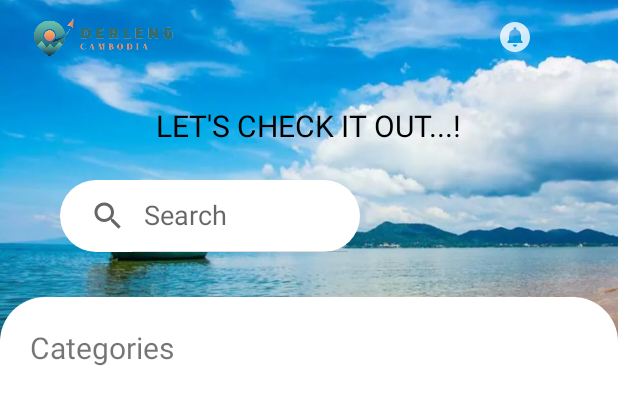
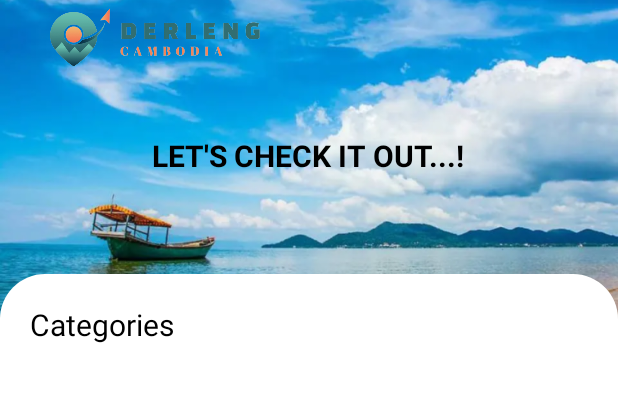
Before and after one commit to sunnengsen/Bontub, an Android app: the layout fragment_accessory.xml on its own in the app's theme, with its tools: preview values and no code run, on a phone screen of 412 x 824 dp. Shown: the top 405 px of the screen. Run offline under Robolectric (Android 15) with nearby library versions, the light colour scheme and no system bars.

Commit message:
fragment

```diff
--- a/app/src/main/res/layout/fragment_accessory.xml
+++ b/app/src/main/res/layout/fragment_accessory.xml
@@ -56,42 +56,26 @@
                         android:layout_height="1dp"
                         android:layout_weight="1" />
 
-                    <ImageView
-                        android:layout_width="0dp"
-                        android:layout_height="wrap_content"
-                        android:layout_weight="1"
-                        android:src="@drawable/ic_action_notification" />
                 </LinearLayout>
 
                 <TextView
                     android:layout_width="wrap_content"
                     android:layout_height="wrap_content"
+                    android:id="@+id/text"
                     android:layout_below="@id/logo_notification"
                     android:layout_centerInParent="true"
-                    android:layout_marginTop="20dp"
+                    android:layout_marginTop="40dp"
                     android:text="LET'S CHECK IT OUT...!"
                     android:textColor="@color/black"
+                    android:textStyle="bold"
                     android:textSize="20sp" />
 
-                <SearchView
-                    android:id="@+id/search"
-                    android:layout_width="200dp"
-                    android:layout_height="wrap_content"
-                    android:layout_below="@id/logo_notification"
-                    android:layout_alignParentStart="true"
-                    android:layout_marginHorizontal="46dp"
-                    android:layout_marginStart="40dp"
-                    android:layout_marginTop="70dp"
-                    android:layout_marginBottom="10dp"
-                    android:background="@drawable/background_rounded"
-                    android:iconifiedByDefault="false"
-                    android:queryHint="Search" />
 
                 <LinearLayout
                     android:layout_width="match_parent"
                     android:layout_height="match_parent"
-                    android:layout_below="@+id/search"
-                    android:layout_marginTop="20dp"
+                    android:layout_below="@+id/text"
+                    android:layout_marginTop="65dp"
                     android:background="@drawable/half_rounded"
                     android:orientation="vertical"
                     android:padding="20dp">
@@ -99,8 +83,9 @@
                     <TextView
                         android:layout_width="match_parent"
                         android:layout_height="wrap_content"
-                        android:paddingBottom="20dp"
+                        android:paddingBottom="10dp"
                         android:text="Categories"
+                        android:textColor="@color/black"
                         android:textSize="20sp" />
 
                     <androidx.recyclerview.widget.RecyclerView
```
